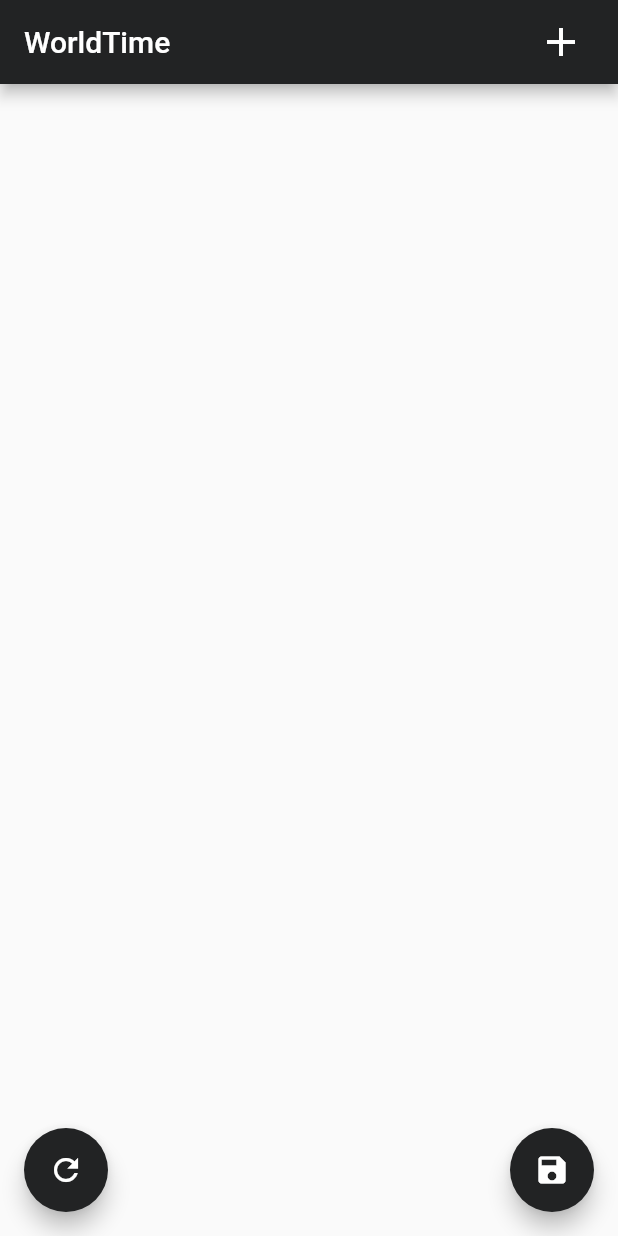
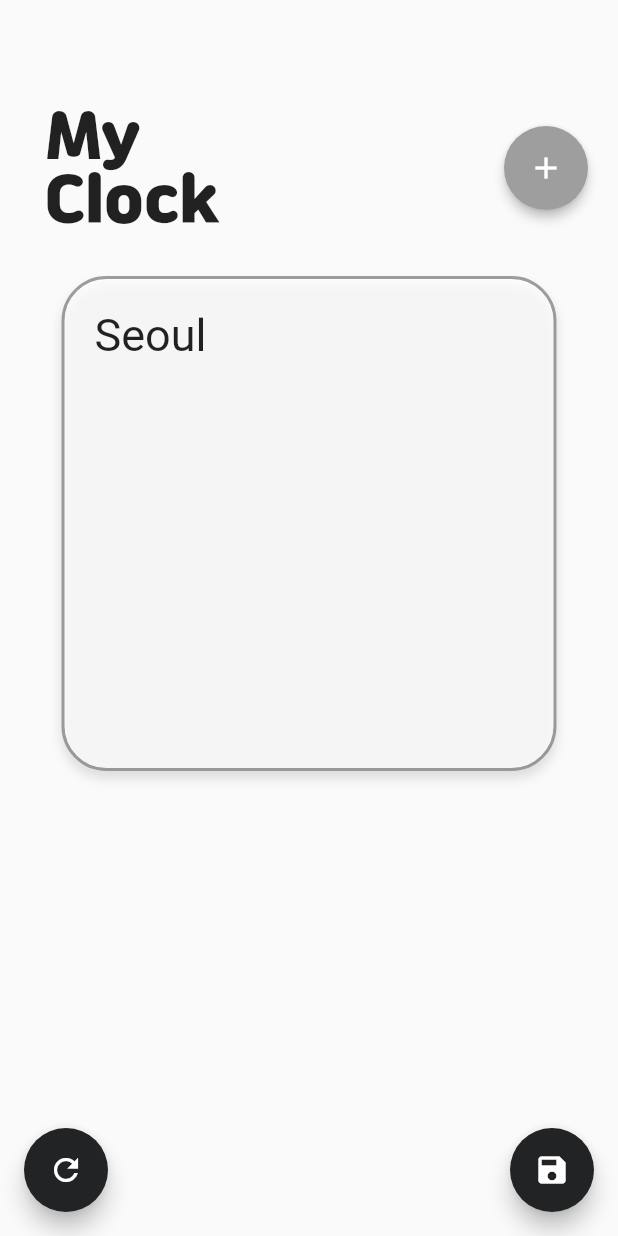
Before and after one commit to CAU-MobileApp/GlobalTime, a Flutter app: the screen it shows after launch, after a tap on the "add" icon, on a phone screen of 412 x 824 dp. Run offline on Flutter 3.47's test engine with Material 2 defaults, Android fonts, the phone set to English and light mode, and no system bars; our stand-ins replace flutter_colorpicker, google_fonts, shared_preferences; network calls fail; Roboto replaces fonts that are missing (main2); project files that could hold a hidden picture were left out.

Commit message:
메인 페이지 디자인

```diff
--- a/lib/screen/custom_screen/custom_screen.dart
+++ b/lib/screen/custom_screen/custom_screen.dart
@@ -19,9 +19,9 @@ class _CustomizeScreenState extends State<CustomizeScreen> {
 
   @override
   void initState() {
-    // TODO: implement initState
     Future.delayed(Duration(seconds: 0)).then((value) =>
         Provider.of<StoreTheme>(context, listen: false).clearTheme());
+    print(Provider.of<StoreTheme>(context, listen: false).country);
     super.initState();
   }
 
@@ -33,7 +33,7 @@ class _CustomizeScreenState extends State<CustomizeScreen> {
         actions: [
           Padding(
             padding: const EdgeInsets.fromLTRB(0, 0, 8, 0),
-                  child: IconButton(
+            child: TextButton(
               onPressed: () {
                 StoreTheme theme = StoreTheme();
                 theme.country =
@@ -55,10 +55,14 @@ class _CustomizeScreenState extends State<CustomizeScreen> {
                     .getTheme(theme);
                 Navigator.pop(context);
               },
-                      icon: Icon(
-                        Icons.add,
-                        size: 28,
-                      )),
+              child: const Text('ADD',
+                style: TextStyle(
+                  color: Colors.white,
+                  fontSize: 20,
+                  fontFamily: 'main',
+                ),
+              ),
+            ),
           )
         ],
       )
@@ -108,8 +112,8 @@ class _CustomizeScreenState extends State<CustomizeScreen> {
           ],
           showUnselectedLabels: true,
           currentIndex: _selectedIndex,
-          selectedItemColor: Colors.lightBlue,
-          unselectedItemColor: Colors.orange,
+          selectedItemColor: Colors.black,
+          unselectedItemColor: Colors.grey,
           onTap: (int value) {
             setState(() {
               if (_currentIndex == value) {
--- a/lib/screen/main_screen/main_screen.dart
+++ b/lib/screen/main_screen/main_screen.dart
@@ -14,7 +14,6 @@ class MainScreen extends StatefulWidget {
 class _MainScreenState extends State<MainScreen> {
   @override
   void initState() {
-    // TODO: implement initState
     Provider.of<Store>(context, listen: false)
         .getCountryList(); //country list 전처리 (해당 widget의 페이지에서 갱신할 경우 업로드 속도가 유저의 요구보다 느릴까봐 여기 작성하였습니다)
     Provider.of<Store>(context, listen: false).getData();
@@ -24,28 +23,84 @@ class _MainScreenState extends State<MainScreen> {
   @override
   Widget build(BuildContext context) {
     return Scaffold(
-      appBar: AppBar(
-        title: Text(widget.title),
-        actions: [
+      body:
+      Column(
+          children:[
             Padding(
-              padding: const EdgeInsets.fromLTRB(0, 0, 14, 0),
-              child: IconButton(
+              padding: const EdgeInsets.fromLTRB(30, 70, 20, 10),
+              child: Row(
+                mainAxisAlignment: MainAxisAlignment.spaceBetween,
+                children: [
+                  Text('My\nClock',
+                    style: TextStyle(
+                        fontFamily: 'main',
+                        fontSize: 40),
+                  ),
+                  FloatingActionButton(
                     onPressed: () {
                       Provider.of<Store>(context, listen: false).setIndex(-1);
                       Provider.of<Store>(context, listen: false)
                           .setCountry('Seoul');
-                    Provider.of<Store>(context, listen: false).getTime(
-                        Provider.of<Store>(context, listen: false).country);
+                      Provider.of<Store>(context, listen: false)
+                          .getTime('Asia/Seoul');
                       Navigator.push(context, MaterialPageRoute(builder: (_) {
                         return CustomizeScreen();
                       }));
                     },
-                  icon: Icon(Icons.add, size: 32)))
+                    backgroundColor: Colors.grey ,
+                    elevation: 3,
+                    child: const Icon(Icons.add),
+                  ),
                 ],
-        backgroundColor: Color(0xFF222324),
               ),
-      body: Stack(children: [
-        ReorderableListView.builder(
+            ),
+            Expanded(
+              child:SingleChildScrollView(
+                physics: ClampingScrollPhysics(),
+                child: Padding(
+                  padding: const EdgeInsets.fromLTRB(0, 20, 0, 0),
+                  child: Column(
+                    children: [
+                      Container(
+                        width: 330,
+                        height: 330,
+                        decoration: BoxDecoration(
+                          color: Colors.white70,
+                          borderRadius: BorderRadius.circular(30),
+                          border: Border.all(color: Colors.black38,width: 2),
+                          boxShadow: [
+                            BoxShadow(
+                              color: Colors.grey.withOpacity(0.3),
+                              spreadRadius: 0,
+                              blurRadius: 5.0,
+                              offset: Offset(0, 5), // changes position of shadow
+                            ),
+                          ],
+
+                        ),
+                        child:
+                        Padding(
+                          padding: const EdgeInsets.fromLTRB(20, 20, 0, 20),
+                          child: Column(
+                            crossAxisAlignment: CrossAxisAlignment.start,
+                            children: const [
+                              Text(
+                                'Seoul',
+                                style: TextStyle(
+                                    fontFamily: 'main2',
+                                    fontSize: 30),
+                              ),
+                            ],
+                          ),
+                        ),
+                      ),
+
+                      SizedBox(
+                        height: 30,
+                      ),
+                      ScrollConfiguration(
+                        behavior: ScrollBehavior().copyWith(overscroll: false),
+                        child: ReorderableListView.builder(
                           shrinkWrap: true,
                           itemCount: context.watch<Store>().storedThemes.length,
                           itemBuilder: (BuildContext context, int index) {
@@ -65,11 +120,13 @@ class _MainScreenState extends State<MainScreen> {
                                       Provider.of<Store>(context, listen: false).country);
 
                                   Navigator.push(context, MaterialPageRoute(builder: (_) {
-                    return DetailScreen();
+                                    return const DetailScreen();
                                   }));
                                 },
                                 child: Hero(
                                     tag: "$index",
+                                    child: Padding(
+                                      padding: const EdgeInsets.fromLTRB(20, 0, 20, 8),
                                       child: Container(
                                           height: 100,
                                           decoration: BoxDecoration(
@@ -81,7 +138,8 @@ class _MainScreenState extends State<MainScreen> {
                                                         .backgroundTheme,
                                                   ),
                                                   fit: BoxFit.cover),
-                            color: Colors.black54),
+                                              color: Colors.black54,
+                                              borderRadius: BorderRadius.circular(10.0)),
                                           child: Card(
                                             margin:
                                             EdgeInsets.symmetric(horizontal: 0, vertical: 0),
@@ -94,11 +152,11 @@ class _MainScreenState extends State<MainScreen> {
                                                       .watch<Store>()
                                                       .storedThemes[index]
                                                       .country,
-                                style: TextStyle(
+                                                  style: const TextStyle(
                                                       color: Colors.white, fontSize: 24),
                                                 ),
                                                 trailing: IconButton(
-                                icon: Icon(
+                                                  icon: const Icon(
                                                     Icons.edit,
                                                     color: Colors.white,
                                                     size: 30,
@@ -125,7 +183,8 @@ class _MainScreenState extends State<MainScreen> {
                                                 ),
                                               ),
                                             ),
-                        ))),
+                                          )),
+                                    )),
                               ),
                             );
                           },
@@ -137,6 +196,16 @@ class _MainScreenState extends State<MainScreen> {
                                 .reOrder(oldIndex, newIndex);
                           },
                         ),
+                      ),
+                    ],
+                  ),
+                ),
+              ),
+
+            ),
+
+
+            Stack(children: [
               Align(
                 alignment: Alignment.bottomLeft,
                 child: Padding(
@@ -169,6 +238,15 @@ class _MainScreenState extends State<MainScreen> {
                 ),
               ),
             ]),
+
+
+
+
+
+          ]
+
+      ),
+
     );
   }
 }
```
Also changed, not shown: pubspec.yaml (+9 -0 lines), assets/fonts/agro.ttf (added), assets/fonts/jalnan.ttf (added), 1 other file. Lines whose indentation alone changed are shown as unchanged.
